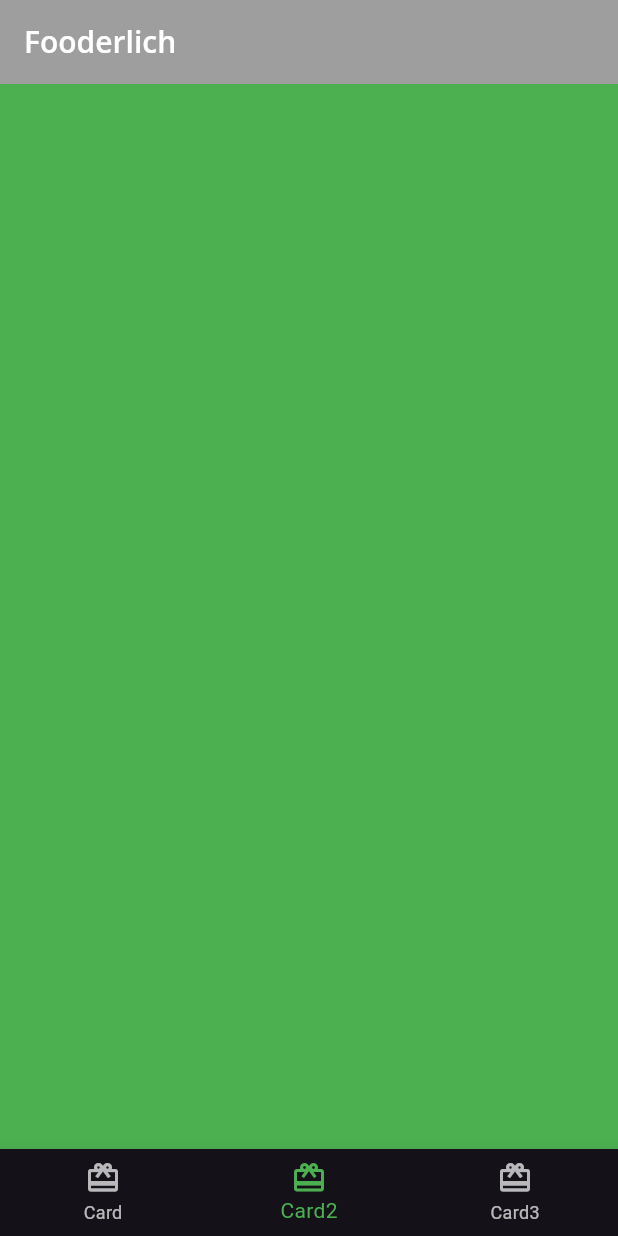
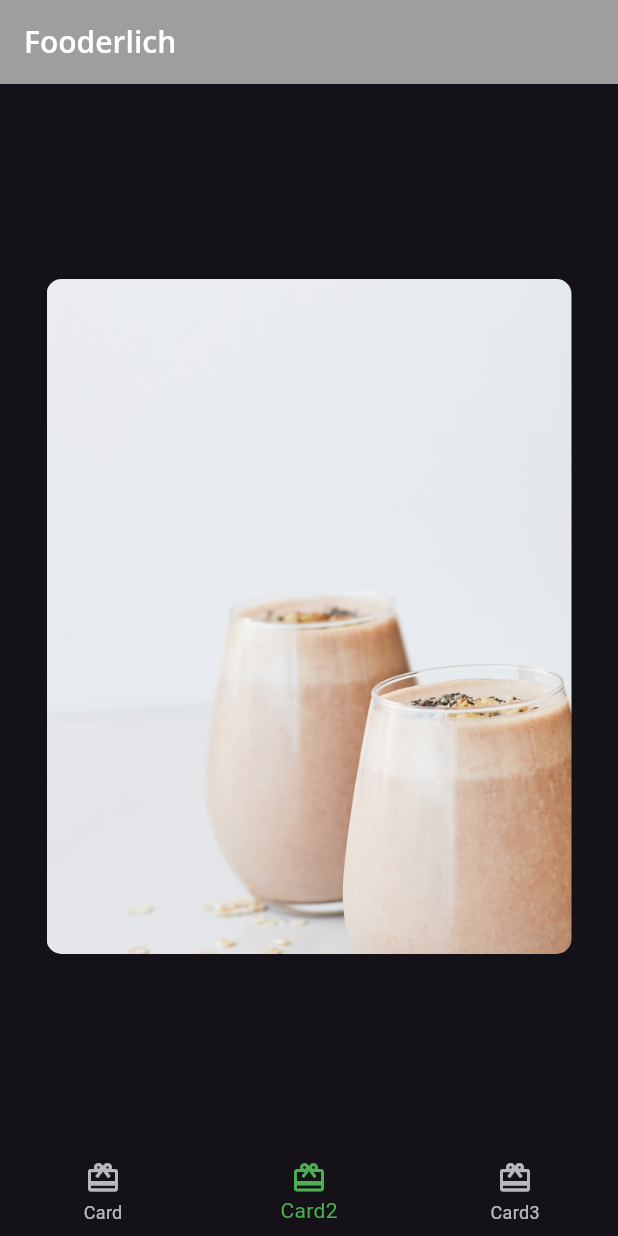
Before and after one commit to triastanto/flta-03-basic-widgets, a Flutter app: the screen it shows after launch, item 2 of the bottom bar chosen, on a phone screen of 412 x 824 dp. Run offline on Flutter 3.47's test engine with Material 3 defaults, Android fonts, the phone set to English and light mode, and no system bars; our stand-ins replace google_fonts.

Commit message:
prepare author card

```diff
--- /dev/null
+++ b/lib/card2.dart
@@ -0,0 +1,32 @@
+import 'package:flutter/material.dart';
+
+class Card2 extends StatelessWidget {
+  const Card2({super.key});
+
+  @override
+  Widget build(BuildContext context) {
+    return Center(
+      child: Container(
+        constraints: const BoxConstraints.expand(
+          width: 350,
+          height: 450,
+        ),
+        decoration: const BoxDecoration(
+          image: DecorationImage(
+            image: AssetImage('assets/mag5.png'),
+            fit: BoxFit.cover,
+          ),
+          borderRadius: BorderRadius.all(
+            Radius.circular(10.0),
+          ),
+        ),
+        child: Column(
+          children: [
+            // TODO: Add author information
+            // TODO: Add Positioned text
+          ],
+        ),
+      ),
+    );
+  }
+}
--- a/lib/home.dart
+++ b/lib/home.dart
@@ -1,5 +1,6 @@
 import 'package:flutter/material.dart';
 import 'card1.dart';
+import 'card2.dart';
 
 class Home extends StatefulWidget {
   const Home({super.key});
@@ -14,7 +15,7 @@ class HomeState extends State<Home> {
   static List<Widget> pages = <Widget>[
     const Card1(),
     // TODO: Replace with Card2
-    Container(color: Colors.green),
+    const Card2(),
     // TODO: Replace with Card2
     Container(color: Colors.blue),
   ];
```
Also changed, not shown: assets/mag5.png (added).
